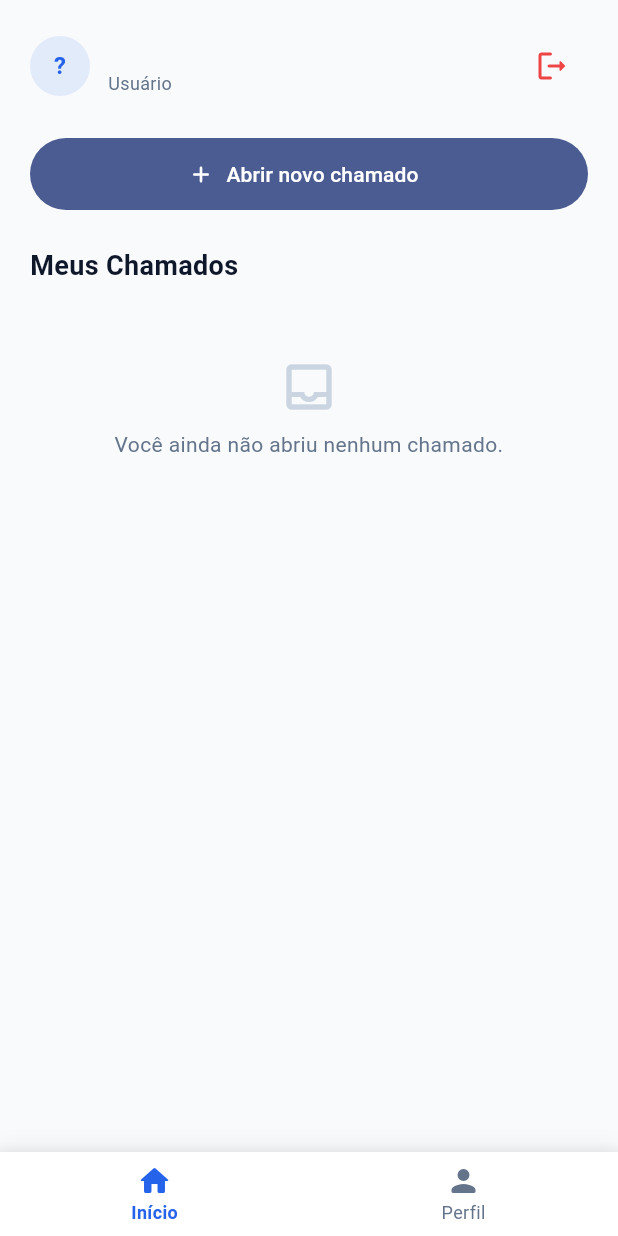
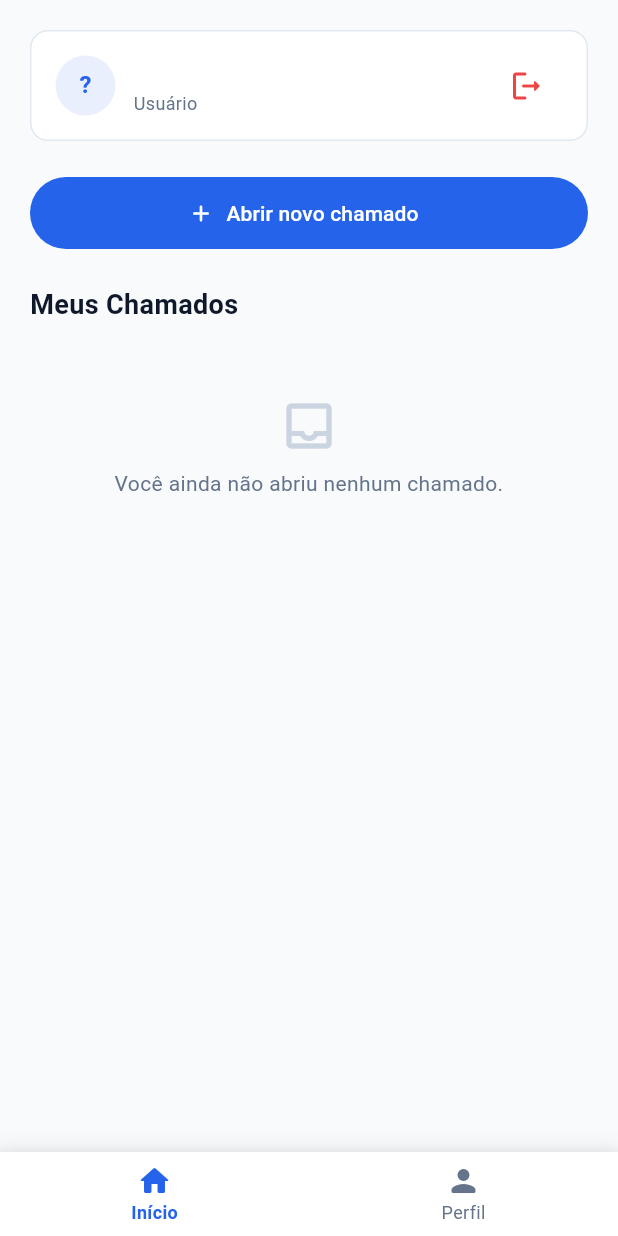
Before and after one commit to Kiratsuji/TicketFlow, a Flutter app: the screen it shows once a user with an empty profile is signed in, on a phone screen of 412 x 824 dp. Run offline on Flutter 3.47's test engine with Material 3 defaults, Android fonts, the phone set to English and light mode, and no system bars; our stand-ins replace cloud_firestore, firebase_auth, firebase_core; accounts and stored records are empty.

Commit message:
feat: changed colors

```diff
--- a/lib/screens/registerScreen.dart
+++ b/lib/screens/registerScreen.dart
@@ -69,11 +69,11 @@ class _RegisterScreenState extends State<RegisterScreen> {
       contentPadding: const EdgeInsets.symmetric(horizontal: 16, vertical: 16),
       border: OutlineInputBorder(
         borderRadius: BorderRadius.circular(12),
-        borderSide: BorderSide.none,
+        borderSide: const BorderSide(color: AppColors.borderColor, width: 1),
       ),
       enabledBorder: OutlineInputBorder(
         borderRadius: BorderRadius.circular(12),
-        borderSide: const BorderSide(color: AppColors.borderColor, width: 1),
+        borderSide: const BorderSide(color: AppColors.borderColor, width: 2),
       ),
       focusedBorder: OutlineInputBorder(
         borderRadius: BorderRadius.circular(12),
@@ -85,7 +85,7 @@ class _RegisterScreenState extends State<RegisterScreen> {
       ),
       focusedErrorBorder: OutlineInputBorder(
         borderRadius: BorderRadius.circular(12),
-        borderSide: const BorderSide(color: AppColors.errorColor, width: 1.5),
+        borderSide: const BorderSide(color: AppColors.errorColor, width: 2.0),
       ),
     );
   }
--- a/lib/screens/user/userHomePage.dart
+++ b/lib/screens/user/userHomePage.dart
@@ -1,5 +1,6 @@
 import 'package:firebase_auth/firebase_auth.dart';
 import 'package:flutter/material.dart';
+import 'package:ticketflow/screens/colors/appColors.dart';
 import '../../models/ticketModel.dart';
 import '../../models/userModel.dart';
 import '../../services/ticketService.dart';
@@ -26,6 +27,10 @@ class UserHomePage extends StatelessWidget {
             width: double.infinity,
             height: 48,
             child: FilledButton.icon(
+              style: FilledButton.styleFrom(
+                backgroundColor: AppColors.primaryColor,
+                foregroundColor: Colors.white,
+              ),
               onPressed: () => Navigator.push(
                 context,
                 MaterialPageRoute(builder: (_) => const CreateTicketPage()),
--- a/lib/widgets/appWidgets.dart
+++ b/lib/widgets/appWidgets.dart
@@ -24,7 +24,7 @@ class AppCard extends StatelessWidget {
       margin: margin,
       padding: const EdgeInsets.all(16),
       decoration: BoxDecoration(
-        color: Colors.white,
+        color: AppColors.surfaceColor,
         borderRadius: BorderRadius.circular(16),
         border: Border.all(color: AppColors.borderColor),
       ),
@@ -41,26 +41,47 @@ class DashboardHeader extends StatelessWidget {
   @override
   Widget build(BuildContext context) {
     final initial = username.isEmpty ? '?' : username[0].toUpperCase();
-    return Row(
+
+    return Container(
+      padding: const EdgeInsets.symmetric(horizontal: 16.0, vertical: 12.0),
+      decoration: BoxDecoration(
+        color: AppColors.surfaceColor,
+        borderRadius: BorderRadius.circular(12.0),
+        border: Border.all(color: AppColors.borderColor)
+      ),
+      child: Row(
         mainAxisAlignment: MainAxisAlignment.spaceBetween,
         children: [
           Row(
             children: [
               CircleAvatar(
                 backgroundColor: AppColors.primaryColor.withOpacity(0.1),
-              child: Text(initial,
+                child: Text(
+                  initial,
                   style: const TextStyle(
-                      color: AppColors.primaryColor, fontWeight: FontWeight.bold)),
+                    color: AppColors.primaryColor,
+                    fontWeight: FontWeight.bold,
+                  ),
+                ),
               ),
               const SizedBox(width: 12),
               Column(
                 crossAxisAlignment: CrossAxisAlignment.start,
                 children: [
-                Text(username,
-                    style: const TextStyle(fontWeight: FontWeight.bold, fontSize: 16)),
-                Text(roleLabel,
+                  Text(
+                    username,
                     style: const TextStyle(
-                        color: AppColors.secondaryTextColor, fontSize: 12)),
+                      fontWeight: FontWeight.bold,
+                      fontSize: 16,
+                    ),
+                  ),
+                  Text(
+                    roleLabel,
+                    style: const TextStyle(
+                      color: AppColors.secondaryTextColor,
+                      fontSize: 12,
+                    ),
+                  ),
                 ],
               ),
             ],
@@ -70,6 +91,7 @@ class DashboardHeader extends StatelessWidget {
             onPressed: () => FirebaseAuth.instance.signOut(),
           ),
         ],
+      ),
     );
   }
 }
```
Lines whose indentation alone changed are shown as unchanged.
